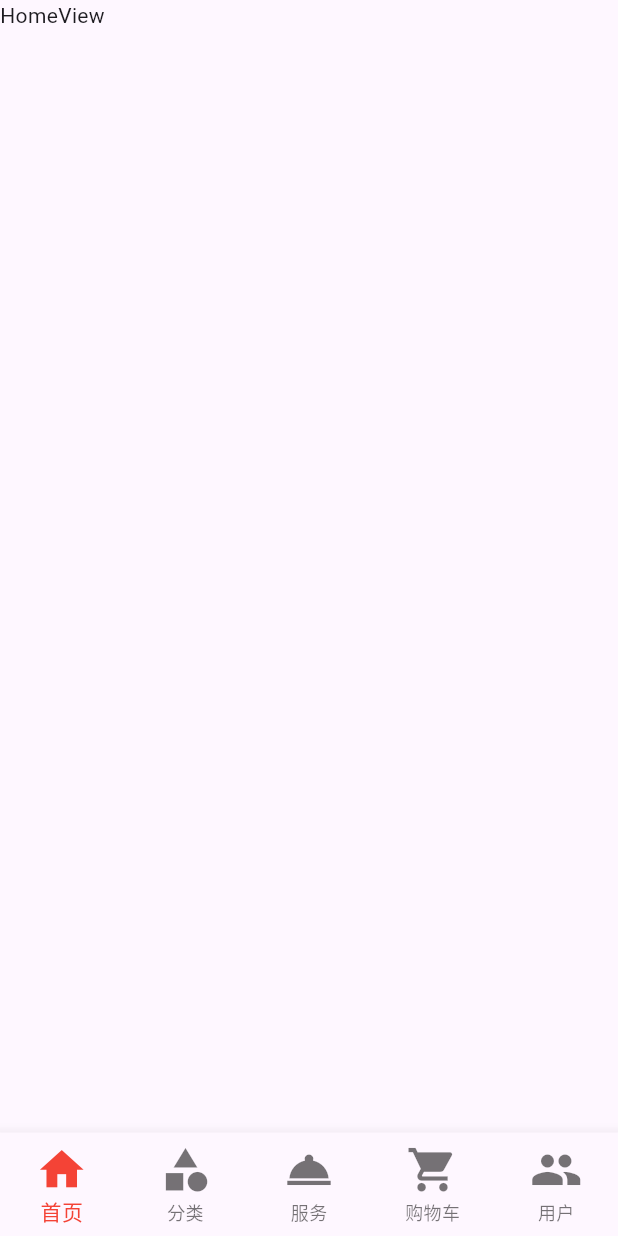
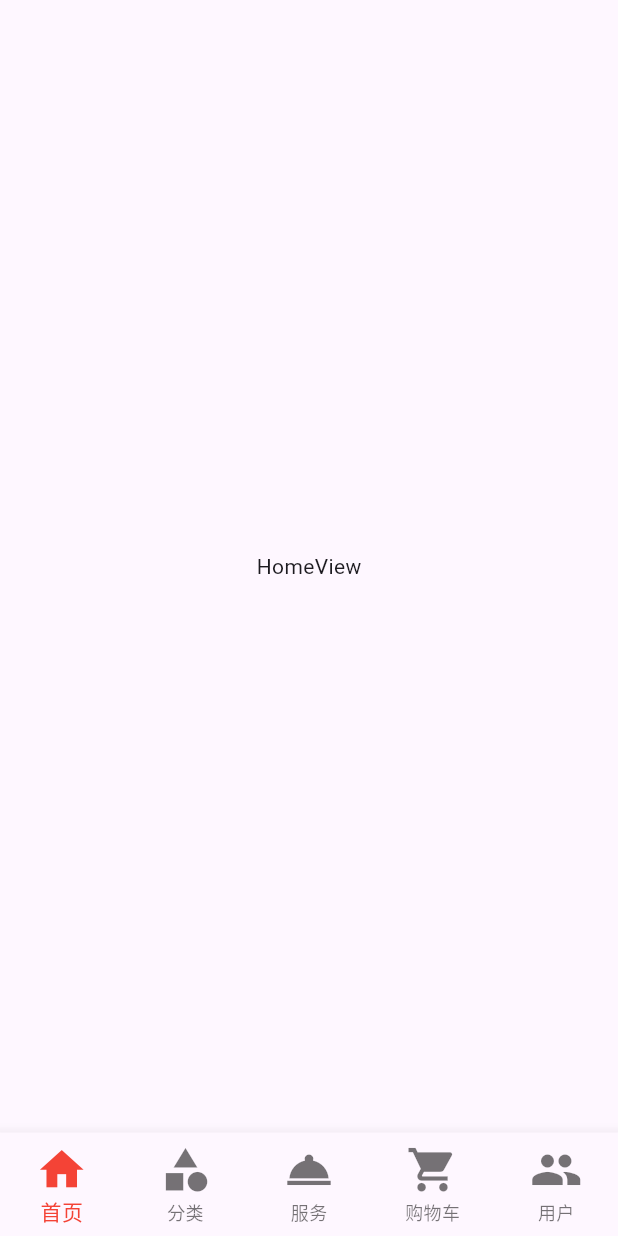
Before and after one commit to nicoleandlilli/xmshop, a Flutter app: the screen it shows after launch, on a phone screen of 412 x 824 dp. Run offline on Flutter 3.47's test engine with Material 3 defaults, Android fonts, the phone set to English and light mode, and no system bars; our stand-ins replace get.

Commit message:
调整将tab页改布局 当滑动界面时，保存tab页的数据

```diff
--- a/lib/app/modules/home/views/home_view.dart
+++ b/lib/app/modules/home/views/home_view.dart
@@ -1,6 +1,7 @@
 import 'package:flutter/cupertino.dart';
-import 'package:flutter/src/widgets/framework.dart';
+import 'package:flutter/material.dart';
 import 'package:get/get.dart';
+import 'package:xmeshop/app/services/kee_alive_wrapper.dart';
 
 class HomeView extends GetView{
   const HomeView({super.key});
@@ -8,7 +9,13 @@ class HomeView extends GetView{
 
   @override
   Widget build(BuildContext context) {
-    return Text("HomeView");
+    return const KeepAliveWrapper(
+        child: Scaffold(
+          body: Center(
+            child:  Text("HomeView"),
+          ),
+        )
+    );
   }
 
 }
--- /dev/null
+++ b/lib/app/services/kee_alive_wrapper.dart
@@ -0,0 +1,25 @@
+import 'package:flutter/cupertino.dart';
+
+class KeepAliveWrapper extends StatefulWidget{
+  final Widget child;
+  final bool keepAlive;
+
+  const KeepAliveWrapper({super.key, required this.child, this.keepAlive=true});
+
+
+  @override
+  KeepAliveWrapperState createState() => KeepAliveWrapperState();
+
+}
+
+class KeepAliveWrapperState extends State<KeepAliveWrapper>
+  with AutomaticKeepAliveClientMixin{
+  @override
+  Widget build(BuildContext context) {
+    return widget.child;
+  }
+
+  @override
+  bool get wantKeepAlive => widget.keepAlive;
+
+}
```
Also changed, not shown: lib/app/modules/cart/views/cart_view.dart (+9 -1 lines), lib/app/modules/category/views/category_view.dart (+10 -1 lines), lib/app/modules/give/views/give_view.dart (+9 -1 lines), lib/app/modules/user/views/user_view.dart (+9 -1 lines).
